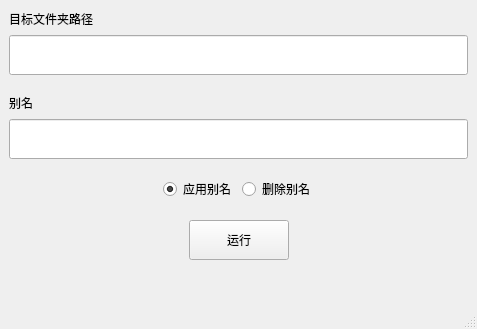
Above: GUI.ui from partial-derivative/Localized-Resource-Name before the change. Below: the same form after it.
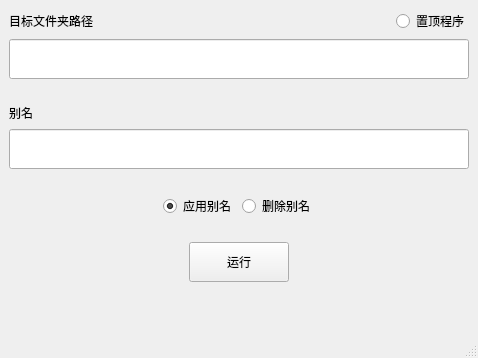
That is the form after the change.

Commit message: 更新了置顶以及使用enter切换输入框的功能

What changed in the file:
```diff
--- a/GUI.ui
+++ b/GUI.ui
@@ -6,8 +6,8 @@
    <rect>
     <x>0</x>
     <y>0</y>
-    <width>477</width>
-    <height>329</height>
+    <width>478</width>
+    <height>358</height>
    </rect>
   </property>
   <property name="windowTitle">
@@ -63,6 +63,16 @@
         </property>
        </spacer>
       </item>
+      <item>
+       <widget class="QRadioButton" name="ontopButton">
+        <property name="text">
+         <string>置顶程序</string>
+        </property>
+        <property name="autoExclusive">
+         <bool>false</bool>
+        </property>
+       </widget>
+      </item>
      </layout>
     </item>
     <item>
```
Left out of the diff: 2 changed lines with no effect on the pictures. The commit also changes 6 other files.
